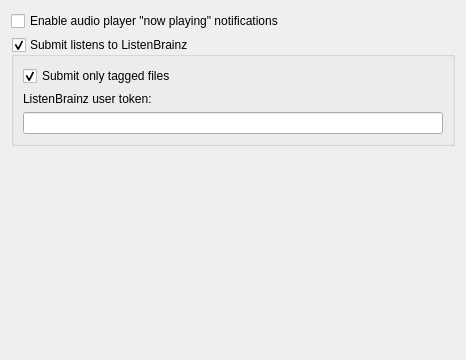
Before: the Qt Designer form ui/options_player.ui in metabrainz/picard, drawn with Qt 5.
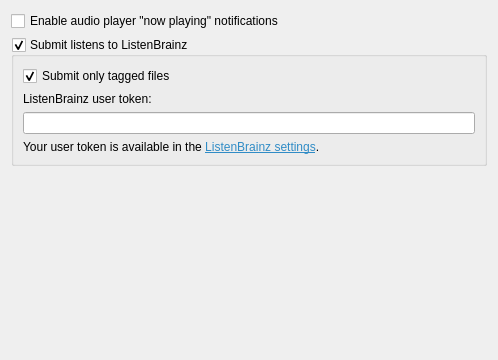
After: the same form once the commit is applied.

Commit message: PICARD-2982: Add user token description and link to LB settings to options

```diff
--- a/ui/options_player.ui
+++ b/ui/options_player.ui
@@ -6,7 +6,7 @@
    <rect>
     <x>0</x>
     <y>0</y>
-    <width>466</width>
+    <width>498</width>
     <height>360</height>
    </rect>
   </property>
@@ -57,6 +57,22 @@
         </property>
        </widget>
       </item>
+      <item>
+       <widget class="QLabel" name="listenbrainz_hint">
+        <property name="text">
+         <string>&lt;html&gt;&lt;head/&gt;&lt;body&gt;&lt;p&gt;Your user token is available in the &lt;a href=&quot;https://listenbrainz.org/settings/&quot;&gt;&lt;span style=&quot; text-decoration: underline; color:#308cc6;&quot;&gt;ListenBrainz settings&lt;/span&gt;&lt;/a&gt;.&lt;/p&gt;&lt;/body&gt;&lt;/html&gt;</string>
+        </property>
+        <property name="textFormat">
+         <enum>Qt::TextFormat::RichText</enum>
+        </property>
+        <property name="wordWrap">
+         <bool>true</bool>
+        </property>
+        <property name="openExternalLinks">
+         <bool>true</bool>
+        </property>
+       </widget>
+      </item>
      </layout>
     </widget>
    </item>
```
The commit also changes 1 other file.
